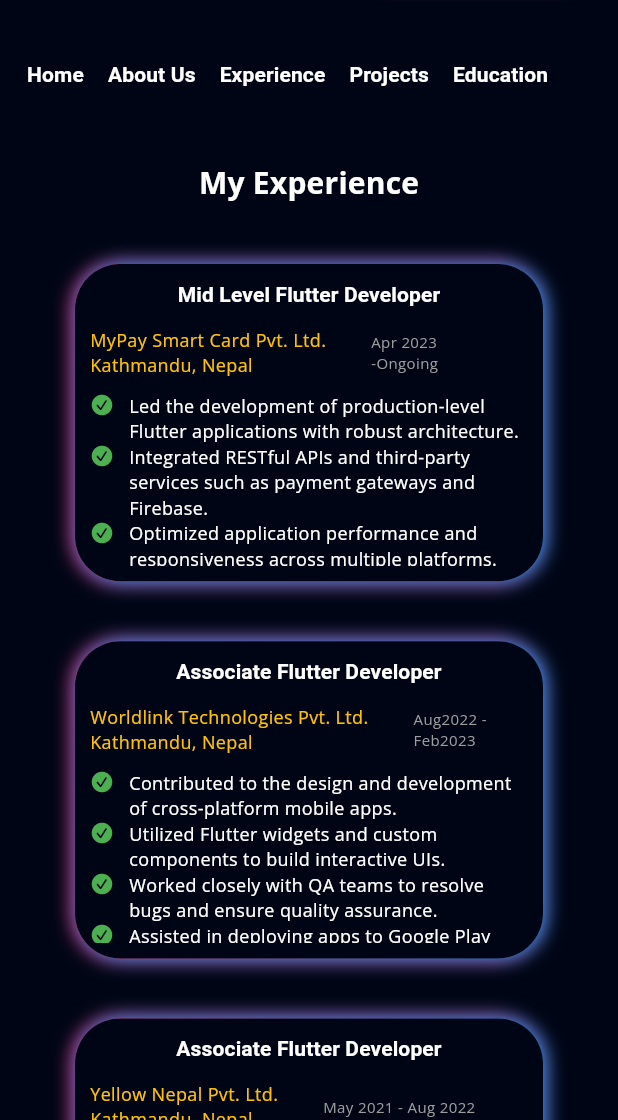
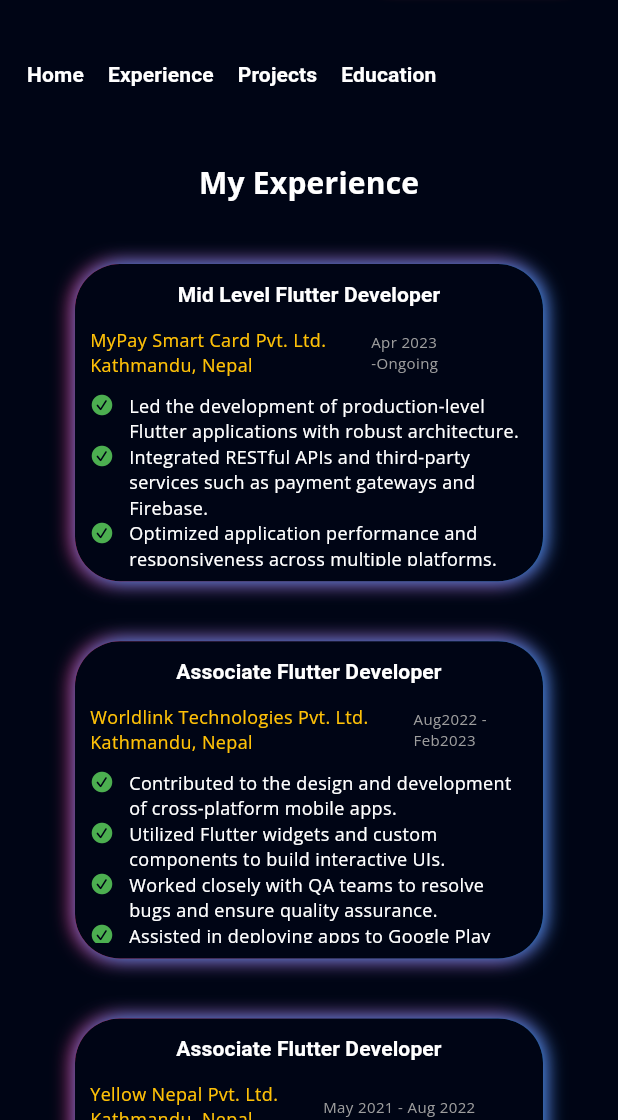
Before and after one commit to sagarkoju33/finalPortfilo, a Flutter app: the screen it shows after launch, after a tap on the "menu" icon, after a tap on "Whatsapp", after a tap on "Experience", on a phone screen of 412 x 824 dp, the part 116-1236 px from its top. Run offline on Flutter 3.47's test engine with Material 3 defaults, Android fonts, the phone set to English and light mode, and no system bars; our stand-ins replace firebase_core, flutter_svg, font_awesome_flutter, get, google_fonts, photo_view; accounts and stored records are empty.

Commit message:
remove about us page

```diff
--- a/lib/view/home/home.dart
+++ b/lib/view/home/home.dart
@@ -16,7 +16,7 @@ class HomePage extends StatelessWidget {
     return MainView(
       pages: [
         const Introduction(),
-        const AboutUs(),
+        // const AboutUs(),
         Experience(),
         ProjectsView(),
         Education(),
--- a/lib/view/main/components/drawer/about.dart
+++ b/lib/view/main/components/drawer/about.dart
@@ -34,7 +34,7 @@ class About extends StatelessWidget {
                   fontWeight: FontWeight.w900,
                   height: 0,
                   wordSpacing: 2,
-                  fontSize: Responsive.isDesktop(context) ? 16 : 12,
+                  fontSize: Responsive.isDesktop(context) ? 10 : 12,
                 ),
                 textAlign: TextAlign.center,
               ),
--- a/lib/view/main/components/navigation_button_list.dart
+++ b/lib/view/main/components/navigation_button_list.dart
@@ -12,7 +12,7 @@ class NavigationButtonList extends StatefulWidget {
 class _NavigationButtonListState extends State<NavigationButtonList> {
   List<String> navigationButtons = [
     "Home",
-    "About Us",
+    // "About Us",
     "Experience",
     "Projects",
     "Education",
```
